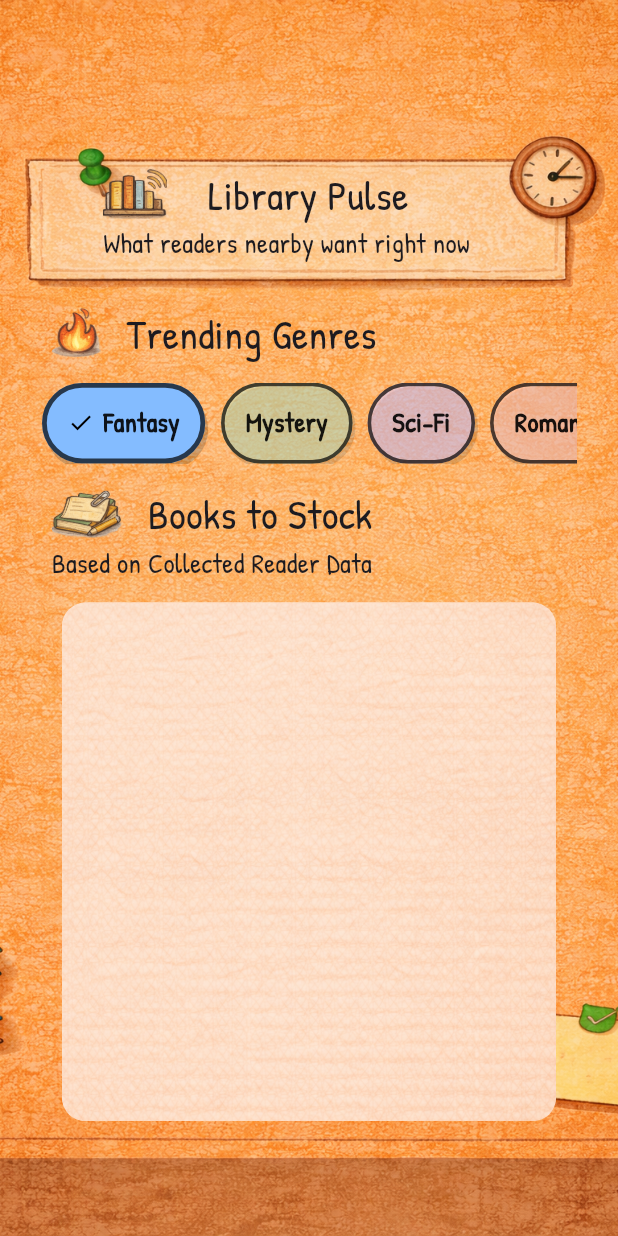
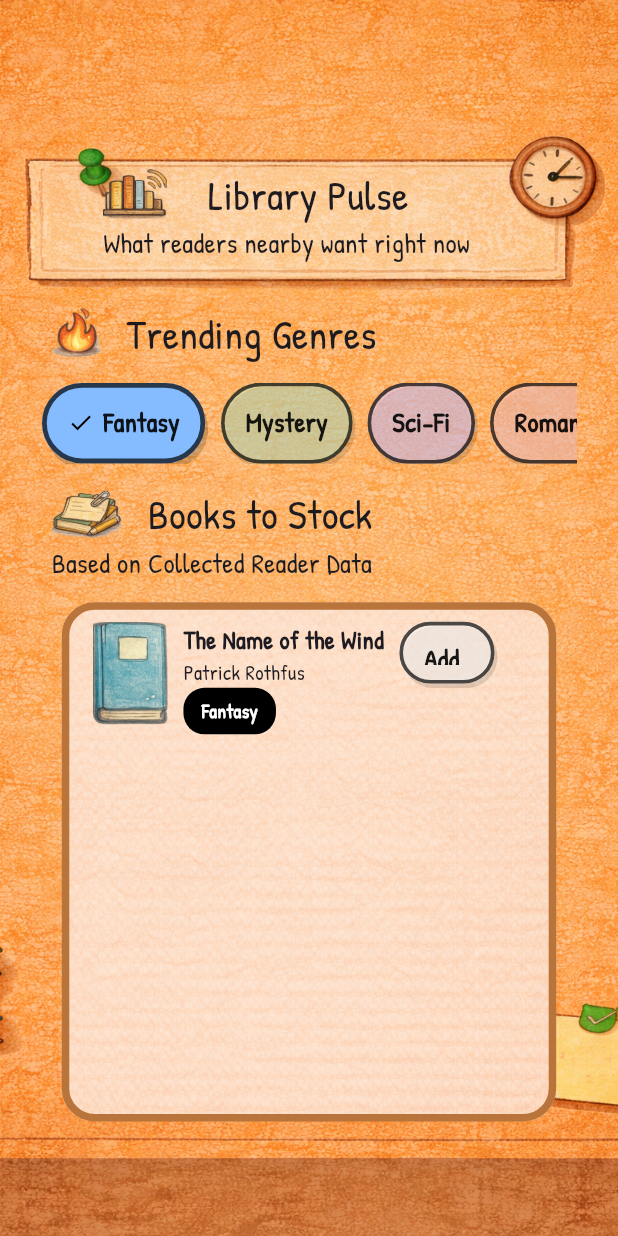
Before and after one commit to whoseunassailable/readiculous_frontend, a Flutter app: the HomePage screen opened by its route, on a phone screen of 412 x 824 dp. Run offline on Flutter 3.47's test engine with Material 3 defaults, Android fonts, the phone set to English and light mode, and no system bars; our stand-ins replace dio, flutter_native_splash, flutter_riverpod, flutter_vector_icons, go_router, google_fonts and 4 more; accounts and stored records are empty.

Commit message:
adding widgets on home page

```diff
--- a/lib/core/features/home/presentation/home_page.dart
+++ /dev/null
@@ -1,247 +0,0 @@
-import 'package:flutter/material.dart';
-import 'package:flutter_vector_icons/flutter_vector_icons.dart';
-import 'package:go_router/go_router.dart';
-import '../../../../generated/l10n.dart';
-import '../../../../l10n/app_localizations.dart';
-import '../../../constants/app_colors.dart';
-import '../../../constants/routes.dart';
-import '../../../utils/appbar.dart';
-import '../../../utils/text_styles.dart';
-import '../../../widgets/custom_button.dart';
-import '../../../widgets/dynamic_container.dart';
-
-class HomePage extends StatefulWidget {
-  const HomePage({super.key});
-
-  @override
-  State<HomePage> createState() => _HomePageState();
-}
-
-class _HomePageState extends State<HomePage> {
-  int _selectedIndex = 0;
-  final genres = const ["Fantasy", "Mystery", "Sci-Fi", "Romance", "History"];
-  Set<String> selectedGenres = {"Fantasy"};
-  final genreColors = <String, Color>{
-    "Fantasy": const Color(0xFFB7D8FF), // soft blue
-    "Mystery": const Color(0xFFBFE3C0), // muted green
-    "Sci-Fi": const Color(0xFFD7C6FF), // lavender
-    "Romance": const Color(0xFFFFC7C2), // peach/pink
-    "History": const Color(0xFFE8D2B0), // tan
-  };
-
-  // List of widgets for each tab
-  final List<String> _pages = [
-    RouteNames.profilePage,
-    // RouteNames.updateInfoPage,
-    RouteNames.logoutPage,
-  ];
-
-  @override
-  Widget build(BuildContext context) {
-    double height = MediaQuery.of(context).size.height;
-    double width = MediaQuery.of(context).size.width;
-
-    return Scaffold(
-      backgroundColor: AppColors.bgColorForHomePage,
-      body: Container(
-        decoration: const BoxDecoration(
-          image: DecorationImage(
-            fit: BoxFit.fitHeight,
-            image: AssetImage(
-              'assets/images/home.png',
-            ),
-          ),
-        ),
-        child: Column(
-          mainAxisAlignment: MainAxisAlignment.start,
-          mainAxisSize: MainAxisSize.max,
-          children: [
-            SizedBox(height: height / 7.5),
-            Row(
-              mainAxisAlignment: MainAxisAlignment.start,
-              mainAxisSize: MainAxisSize.max,
-              children: [
-                SizedBox(width: width / 6),
-                Image.asset(
-                  'assets/icons/library_pulse_icon.png',
-                  height: height / 25,
-                ),
-                SizedBox(width: width / 15),
-                Text(
-                  S.of(context).libraryPulse,
-                  style: TextStyle(
-                      fontSize: height / 30, fontWeight: FontWeight.w500),
-                ),
-              ],
-            ),
-            Row(
-              children: [
-                SizedBox(width: width / 6),
-                Text(
-                  S.of(context).whatReadersWant,
-                  style: TextStyle(
-                    fontSize: height / 45,
-                  ),
-                ),
-              ],
-            ),
-            SizedBox(height: height / 30),
-            Row(
-              children: [
-                SizedBox(width: width / 12),
-                Image.asset(
-                  'assets/icons/trending_genres_icon.png',
-                  height: height / 25,
-                ),
-                SizedBox(width: width / 24),
-                Text(
-                  S.of(context).trendingGenres,
-                  style: TextStyle(
-                      fontSize: height / 30, fontWeight: FontWeight.w500),
-                ),
-              ],
-            ),
-            SizedBox(height: height / 60),
-            Padding(
-              padding: EdgeInsets.symmetric(horizontal: height / 30),
-              child: CrayonGenreChipRow(
-                genres: genres,
-                selected: selectedGenres,
-                genreColors: genreColors,
-                onChanged: (next) => setState(() => selectedGenres = next),
-              ),
-            ),
-            SizedBox(height: height / 60),
-            Row(
-              children: [
-                SizedBox(width: width / 12),
-                Image.asset(
-                  'assets/icons/books_to_stock_icon.png',
-                  height: height / 25,
-                ),
-                SizedBox(width: width / 24),
-                Text(
-                  S.of(context).booksToStock,
-                  style: TextStyle(
-                      fontSize: height / 30, fontWeight: FontWeight.w500),
-                ),
-              ],
-            ),
-            Row(
-              children: [
-                SizedBox(width: width / 12),
-                Text(
-                  S.of(context).basedOnCollectedReaderData,
-                  style: TextStyle(
-                    fontSize: height / 45,
-                  ),
-                ),
-              ],
-            ),
-            SizedBox(height: height / 60),
-            ClipRRect(
-              borderRadius: BorderRadius.circular(16),
-              child: Image.asset(
-                'assets/images/container_for_books.png',
-                height: height * 0.42,
-                fit: BoxFit.fitHeight,
-                width: width * 0.8,
-              ),
-            ),
-          ],
-        ),
-      ),
-    );
-  }
-}
-
-//   dynamicRow({
-//     required BuildContext context,
-//     required double height,
-//     required double width,
-//     required String text_one,
-//     required String text_two,
-//     required void Function()? onTapOfContainerOne,
-//     required void Function()? onTapOfContainerTwo,
-//   }) {
-//     return Row(
-//       mainAxisSize: MainAxisSize.max,
-//       mainAxisAlignment: MainAxisAlignment.center,
-//       crossAxisAlignment: CrossAxisAlignment.center,
-//       children: [
-//         RoundedContainer(
-//           onTapOfContainer: onTapOfContainerOne,
-//           text: text_one,
-//           height: height,
-//         ),
-//         SizedBox(width: width / 15),
-//         RoundedContainer(
-//           onTapOfContainer: onTapOfContainerTwo,
-//           text: text_two,
-//           height: height,
-//         )
-//       ],
-//     );
-//   }
-// }
-
-// appBar: StylishAppBar(
-//   title: AppLocalizations.of(context).readiculous,
-//   homepage: true,
-// ),
-
-// bottomNavigationBar: BottomNavigationBar(
-//   currentIndex: _selectedIndex,
-//   onTap: (index) {
-//     // Navigate to the selected page
-//     setState(() {
-//       _selectedIndex = index;
-//     });
-//     context.pushNamed(_pages[index]);
-//   }, //
-//   backgroundColor: const Color(0xFFF3A436),
-//   selectedItemColor: Colors.black,
-//   unselectedItemColor: Colors.black,
-//   type: BottomNavigationBarType
-//       .fixed, // Allows more than 3 items in the nav bar
-//   items: const <BottomNavigationBarItem>[
-//     BottomNavigationBarItem(
-//       icon: Icon(MaterialCommunityIcons.account),
-//       label: 'Profile',
-//     ),
-//     // BottomNavigationBarItem(
-//     //   icon: Icon(Icons.edit),
-//     //   label: 'Update Info',
-//     // ),
-//     BottomNavigationBarItem(
-//       icon: Icon(MaterialCommunityIcons.logout, color: Colors.black),
-//       label: 'Log out',
-//     ),
-//   ],
-// ),
-
-// Column(
-//   mainAxisAlignment: MainAxisAlignment.center,
-//   mainAxisSize: MainAxisSize.max,
-//   children: [
-//     Text(
-//       AppLocalizations.of(context).findRecommendedBooksForUser,
-//       style: TextStyles.bodyTextForContainer(),
-//     ),
-//     RoundedContainer(
-//       onTapOfContainer: () =>
-//           context.pushNamed(RouteNames.preferredGenre),
-//       text:
-//           AppLocalizations.of(context).findRecommendedBooksForUser,
-//       height: height,
-//     ),
-//     SizedBox(height: height / 25),
-//     RoundedContainer(
-//       onTapOfContainer: () => context
-//           .pushNamed(RouteNames.bookRecommendationPageForLibrary),
-//       text: AppLocalizations.of(context)
-//           .findRecommendedBooksForYourLibrary,
-//       height: height,
-//     ),
-//   ],
-// ),
--- /dev/null
+++ b/lib/core/features/home/presentation/pages/home_page.dart
@@ -0,0 +1,242 @@
+import 'package:flutter/material.dart';
+import 'package:readiculous_frontend/core/features/home/presentation/widgets/heading_with_logo.dart';
+import 'package:readiculous_frontend/core/features/home/presentation/widgets/mini_heading.dart';
+import 'package:readiculous_frontend/core/features/home/presentation/widgets/page_header.dart';
+import '../../../../../generated/l10n.dart';
+import '../../../../constants/app_colors.dart';
+import '../../../../constants/routes.dart';
+import '../../../../widgets/crayon_genre_chip.dart';
+import '../../../../widgets/genre_chip.dart';
+
+class HomePage extends StatefulWidget {
+  const HomePage({super.key});
+
+  @override
+  State<HomePage> createState() => _HomePageState();
+}
+
+class _HomePageState extends State<HomePage> {
+  int _selectedIndex = 0;
+  final genres = const ["Fantasy", "Mystery", "Sci-Fi", "Romance", "History"];
+  Set<String> selectedGenres = {"Fantasy"};
+  final genreColors = <String, Color>{
+    "Fantasy": const Color(0xFFB7D8FF), // soft blue
+    "Mystery": const Color(0xFFBFE3C0), // muted green
+    "Sci-Fi": const Color(0xFFD7C6FF), // lavender
+    "Romance": const Color(0xFFFFC7C2), // peach/pink
+    "History": const Color(0xFFE8D2B0), // tan
+  };
+
+  // List of widgets for each tab
+  final List<String> _pages = [
+    RouteNames.profilePage,
+    // RouteNames.updateInfoPage,
+    RouteNames.logoutPage,
+  ];
+
+  @override
+  Widget build(BuildContext context) {
+    double height = MediaQuery.of(context).size.height;
+    double width = MediaQuery.of(context).size.width;
+
+    return Scaffold(
+      backgroundColor: AppColors.bgColorForHomePage,
+      body: Container(
+        decoration: const BoxDecoration(
+          image: DecorationImage(
+            fit: BoxFit.fitHeight,
+            image: AssetImage(
+              'assets/images/home.png',
+            ),
+          ),
+        ),
+        child: Column(
+          mainAxisAlignment: MainAxisAlignment.start,
+          mainAxisSize: MainAxisSize.max,
+          children: [
+            PageHeader(height: height, width: width),
+            SizedBox(height: height / 30),
+            HeadingWithLogo(
+              height: height,
+              width: width,
+              imageAssetName: 'assets/icons/trending_genres_icon.png',
+              heading: S.of(context).trendingGenres,
+            ),
+            SizedBox(height: height / 60),
+            Padding(
+              padding: EdgeInsets.symmetric(horizontal: height / 30),
+              child: CrayonGenreChipRow(
+                genres: genres,
+                selected: selectedGenres,
+                genreColors: genreColors,
+                onChanged: (next) => setState(() => selectedGenres = next),
+              ),
+            ),
+            SizedBox(height: height / 60),
+            HeadingWithLogo(
+              height: height,
+              width: width,
+              imageAssetName: 'assets/icons/books_to_stock_icon.png',
+              heading: S.of(context).booksToStock,
+            ),
+            MiniHeading(height: height, width: width),
+            SizedBox(height: height / 60),
+            Container(
+              height: height * 0.42,
+              width: width * 0.8,
+              decoration: BoxDecoration(
+                borderRadius: BorderRadius.circular(22),
+                border: Border.all(
+                  color: const Color(0xFFB8743A),
+                  width: 5,
+                ),
+                image: const DecorationImage(
+                  image: AssetImage('assets/images/container_for_books.png'),
+                  fit: BoxFit.fitHeight,
+                ),
+              ),
+              child: Padding(
+                padding:
+                    const EdgeInsets.symmetric(vertical: 8, horizontal: 16),
+                child: Row(
+                  mainAxisAlignment: MainAxisAlignment.start,
+                  crossAxisAlignment: CrossAxisAlignment.start,
+                  children: [
+                    Image.asset(
+                      "assets/icons/blue_book_icon.png",
+                      height: height / 12,
+                    ),
+                    SizedBox(width: width / 40),
+                    Column(
+                      mainAxisAlignment: MainAxisAlignment.start,
+                      crossAxisAlignment: CrossAxisAlignment.start,
+                      children: [
+                        Text(
+                          S.of(context).theNameOfTheWind,
+                          style: TextStyle(
+                              fontSize: height / 50,
+                              fontWeight: FontWeight.w600),
+                        ),
+                        Text(
+                          S.of(context).patrickRothfus,
+                          style: TextStyle(
+                            fontSize: height / 60,
+                          ),
+                        ),
+                        const GenreChip(
+                          genreText: 'Fantasy',
+                          textColor: Colors.white,
+                          bgColor: Colors.black,
+                        ),
+                      ],
+                    ),
+                    SizedBox(width: width / 40),
+                    SizedBox(
+                      width: width / 6.5,
+                      height: height / 20,
+                      child: CrayonGenreChip(
+                          label: 'Add',
+                          selected: false,
+                          onTap: () => {},
+                          color: Colors.white),
+                    ),
+                  ],
+                ),
+              ),
+            ),
+          ],
+        ),
+      ),
+      // bottomNavigationBar: BottomNavigationBar(
+      //   currentIndex: _selectedIndex,
+      //   onTap: (index) {
+      //     // Navigate to the selected page
+      //     setState(() {
+      //       _selectedIndex = index;
+      //     });
+      //     context.pushNamed(_pages[index]);
+      //   }, //
+      //   backgroundColor: const Color(0xFFF3A436),
+      //   selectedItemColor: Colors.black,
+      //   unselectedItemColor: Colors.black,
+      //   type: BottomNavigationBarType
+      //       .fixed, // Allows more than 3 items in the nav bar
+      //   items: const <BottomNavigationBarItem>[
+      //     BottomNavigationBarItem(
+      //       icon: Icon(MaterialCommunityIcons.account),
+      //       label: 'Profile',
+      //     ),
+      //     // BottomNavigationBarItem(
+      //     //   icon: Icon(Icons.edit),
+      //     //   label: 'Update Info',
+      //     // ),
+      //     BottomNavigationBarItem(
+      //       icon: Icon(MaterialCommunityIcons.logout, color: Colors.black),
+      //       label: 'Log out',
+      //     ),
+      //   ],
+      // ),
+    );
+  }
+}
+
+//   dynamicRow({
+//     required BuildContext context,
+//     required double height,
+//     required double width,
+//     required String text_one,
+//     required String text_two,
+//     required void Function()? onTapOfContainerOne,
+//     required void Function()? onTapOfContainerTwo,
+//   }) {
+//     return Row(
+//       mainAxisSize: MainAxisSize.max,
+//       mainAxisAlignment: MainAxisAlignment.center,
+//       crossAxisAlignment: CrossAxisAlignment.center,
+//       children: [
+//         RoundedContainer(
+//           onTapOfContainer: onTapOfContainerOne,
+//           text: text_one,
+//           height: height,
+//         ),
+//         SizedBox(width: width / 15),
+//         RoundedContainer(
+//           onTapOfContainer: onTapOfContainerTwo,
+//           text: text_two,
+//           height: height,
+//         )
+//       ],
+//     );
+//   }
+// }
+
+// appBar: StylishAppBar(
+//   title: AppLocalizations.of(context).readiculous,
+//   homepage: true,
+// ),
+
+// Column(
+//   mainAxisAlignment: MainAxisAlignment.center,
+//   mainAxisSize: MainAxisSize.max,
+//   children: [
+//     Text(
+//       AppLocalizations.of(context).findRecommendedBooksForUser,
+//       style: TextStyles.bodyTextForContainer(),
+//     ),
+//     RoundedContainer(
+//       onTapOfContainer: () =>
+//           context.pushNamed(RouteNames.preferredGenre),
+//       text:
+//           AppLocalizations.of(context).findRecommendedBooksForUser,
+//       height: height,
+//     ),
+//     SizedBox(height: height / 25),
+//     RoundedContainer(
+//       onTapOfContainer: () => context
+//           .pushNamed(RouteNames.bookRecommendationPageForLibrary),
+//       text: AppLocalizations.of(context)
+//           .findRecommendedBooksForYourLibrary,
+//       height: height,
+//     ),
+//   ],
+// ),
--- /dev/null
+++ b/lib/core/features/home/presentation/widgets/heading_with_logo.dart
@@ -0,0 +1,34 @@
+import 'package:flutter/cupertino.dart';
+
+import '../../../../../generated/l10n.dart';
+
+class HeadingWithLogo extends StatelessWidget {
+  final double height;
+  final double width;
+  final String imageAssetName;
+  final String heading;
+  const HeadingWithLogo(
+      {super.key,
+      required this.height,
+      required this.width,
+      required this.imageAssetName,
+      required this.heading});
+
+  @override
+  Widget build(BuildContext context) {
+    return Row(
+      children: [
+        SizedBox(width: width / 12),
+        Image.asset(
+          imageAssetName,
+          height: height / 25,
+        ),
+        SizedBox(width: width / 24),
+        Text(
+          heading,
+          style: TextStyle(fontSize: height / 30, fontWeight: FontWeight.w500),
+        ),
+      ],
+    );
+  }
+}
--- /dev/null
+++ b/lib/core/features/home/presentation/widgets/mini_heading.dart
@@ -0,0 +1,24 @@
+import 'package:flutter/cupertino.dart';
+
+import '../../../../../generated/l10n.dart';
+
+class MiniHeading extends StatelessWidget {
+  final double height;
+  final double width;
+  const MiniHeading({super.key, required this.height, required this.width});
+
+  @override
+  Widget build(BuildContext context) {
+    return Row(
+      children: [
+        SizedBox(width: width / 12),
+        Text(
+          S.of(context).basedOnCollectedReaderData,
+          style: TextStyle(
+            fontSize: height / 45,
+          ),
+        ),
+      ],
+    );
+  }
+}
--- /dev/null
+++ b/lib/core/features/home/presentation/widgets/page_header.dart
@@ -0,0 +1,45 @@
+import 'package:flutter/cupertino.dart';
+
+import '../../../../../generated/l10n.dart';
+
+class PageHeader extends StatelessWidget {
+  double height;
+  double width;
+
+  PageHeader({super.key, required this.height, required this.width});
+
+  @override
+  Widget build(BuildContext context) {
+    return Column(
+      children: [
+        SizedBox(height: height / 7.5),
+        Row(
+          mainAxisAlignment: MainAxisAlignment.start,
+          mainAxisSize: MainAxisSize.max,
+          children: [
+            SizedBox(width: width / 6),
+            Image.asset(
+              'assets/icons/library_pulse_icon.png',
+              height: height / 25,
+            ),
+            SizedBox(width: width / 15),
+            Text(
+              S.of(context).libraryPulse,
+              style:
+                  TextStyle(fontSize: height / 30, fontWeight: FontWeight.w500),
+            ),
+          ],
+        ),
+        Row(
+          children: [
+            SizedBox(width: width / 6),
+            Text(
+              S.of(context).whatReadersWant,
+              style: TextStyle(fontSize: height / 45),
+            ),
+          ],
+        ),
+      ],
+    );
+  }
+}
--- a/lib/core/features/suggested_books/presentation/search_universities.dart
+++ b/lib/core/features/suggested_books/presentation/search_universities.dart
@@ -6,7 +6,7 @@ import '../../../constants/app_colors.dart';
 import '../../../constants/routes.dart';
 import '../../../utils/appbar.dart';
 import '../../../widgets/searched_university_name_container.dart';
-import '../../home/presentation/home_page.dart';
+import '../../home/presentation/pages/home_page.dart';
 import '../../services/api_service.dart';
 
 class SearchedUniversities extends StatefulWidget {
--- a/lib/core/routing/routing.dart
+++ b/lib/core/routing/routing.dart
@@ -4,7 +4,7 @@ import '../constants/routes.dart';
 import '../features/admission_percent_calculator/presentation/admission_percent_calculator_screen.dart';
 import '../features/authentication/presentation/login_page.dart';
 import '../features/authentication/presentation/register_page.dart';
-import '../features/home/presentation/home_page.dart';
+import '../features/home/presentation/pages/home_page.dart';
 import '../features/settings/presentation/logout_page.dart';
 import '../features/settings/presentation/profile_page.dart';
 import '../features/settings/presentation/update_info_page.dart';
--- /dev/null
+++ b/lib/core/widgets/genre_chip.dart
@@ -0,0 +1,38 @@
+import 'package:flutter/material.dart';
+
+class GenreChip extends StatelessWidget {
+  final String genreText;
+  final Color bgColor;
+  final Color textColor;
+  final Color? borderColor;
+
+  const GenreChip({
+    super.key,
+    required this.genreText,
+    required this.bgColor,
+    this.textColor = Colors.white,
+    this.borderColor,
+  });
+
+  @override
+  Widget build(BuildContext context) {
+    return Container(
+      padding: const EdgeInsets.symmetric(horizontal: 12, vertical: 6),
+      decoration: BoxDecoration(
+        color: bgColor, // 👈 REAL background color
+        borderRadius: BorderRadius.circular(14),
+        border: borderColor != null
+            ? Border.all(color: borderColor!, width: 1.2)
+            : null,
+      ),
+      child: Text(
+        genreText,
+        style: TextStyle(
+          color: textColor,
+          fontSize: 13,
+          fontWeight: FontWeight.w600,
+        ),
+      ),
+    );
+  }
+}
--- a/lib/l10n/intl_en.arb
+++ b/lib/l10n/intl_en.arb
@@ -110,6 +110,7 @@
   "whatReadersWant": "What readers nearby want right now",
   "trendingGenres": "Trending Genres",
   "booksToStock": "Books to Stock",
-  "basedOnCollectedReaderData": "Based on Collected Reader Data"
-
+  "basedOnCollectedReaderData": "Based on Collected Reader Data",
+  "theNameOfTheWind": "The Name of the Wind",
+  "patrickRothfus": "Patrick Rothfus"
 }
--- a/lib/l10n/intl_en_US.arb
+++ b/lib/l10n/intl_en_US.arb
@@ -130,5 +130,6 @@
   "whatReadersWant": "What readers nearby want right now",
   "trendingGenres": "Trending Genres",
   "booksToStock": "Books to Stock",
-  "basedOnCollectedReaderData": "Based on Collected Reader Data"
+  "basedOnCollectedReaderData": "Based on Collected Reader Data",
+  "nameOfTheWind": "Name of the Wind",
 }
```
Also changed, not shown: assets/blue_book_icon.png (deleted), assets/green_book_icon.png (deleted), assets/icons/blue_book_icon.png (added), assets/icons/green_book_icon.png (added), assets/icons/red_book_icon.png (added), assets/icons/yellow_book_icon.png (added), assets/red_book_icon.png (deleted), assets/yellow_book_icon.png (deleted), lib/core/widgets/crayon_genre_chip.dart (renamed from lib/core/widgets/custom_button.dart), lib/generated/intl/messages_en.dart, lib/generated/l10n.dart.
